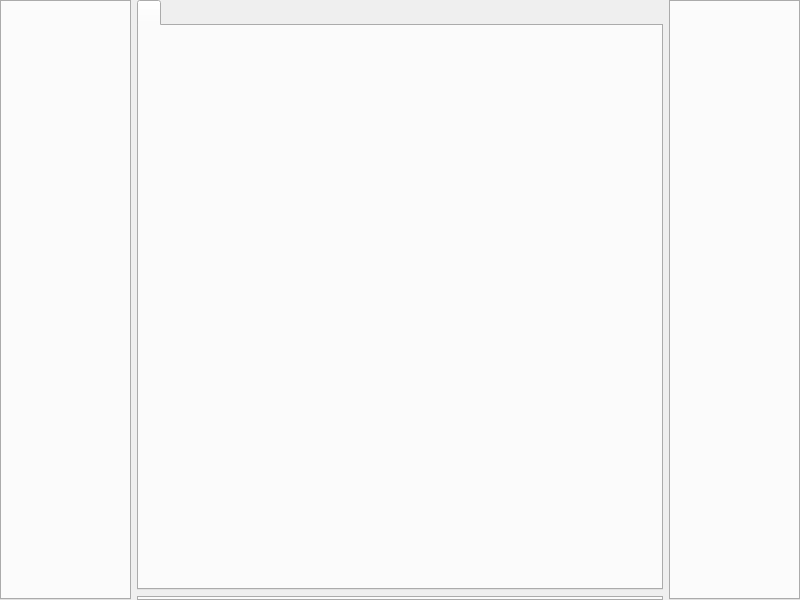
This is lib/qmdilib/demos/plugin-demo/pluginwindow.ui in diegoiast/qtedit4 as Qt 5 draws it before an edit. The edited form follows.
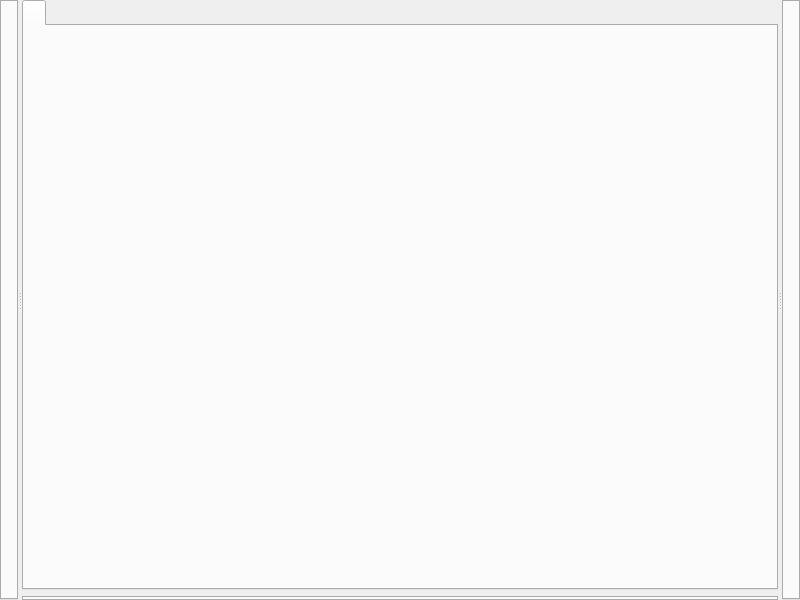
This is the edited form. Custom widgets are drawn as their Qt base class.

Commit message:
PluginManager:  tabs can be hidden
1) Side panels are now inside a splitter (size is 1:2:1).
2) Clicking the west panel will save/hide the tab. State is not saved
yet on disk.

```diff
--- a/lib/qmdilib/demos/plugin-demo/pluginwindow.ui
+++ b/lib/qmdilib/demos/plugin-demo/pluginwindow.ui
@@ -14,7 +14,10 @@
    <string>MainWindow</string>
   </property>
   <widget class="QWidget" name="centralwidget">
-   <layout class="QHBoxLayout" name="horizontalLayout" stretch="1,4,1">
+   <layout class="QVBoxLayout" name="verticalLayout">
+    <property name="spacing">
+     <number>0</number>
+    </property>
     <property name="leftMargin">
      <number>0</number>
     </property>
@@ -28,6 +31,13 @@
      <number>0</number>
     </property>
     <item>
+     <widget class="QSplitter" name="splitter">
+      <property name="frameShape">
+       <enum>QFrame::NoFrame</enum>
+      </property>
+      <property name="orientation">
+       <enum>Qt::Horizontal</enum>
+      </property>
      <widget class="QTabWidget" name="westPanel">
       <property name="tabPosition">
        <enum>QTabWidget::West</enum>
@@ -36,8 +46,7 @@
        <number>-1</number>
       </property>
      </widget>
-    </item>
-    <item>
+      <widget class="QWidget" name="">
      <layout class="QVBoxLayout" name="centralLayout">
       <item>
        <widget class="qmdiTabWidget" name="mdiTabWidget">
@@ -68,8 +77,7 @@
        </widget>
       </item>
      </layout>
-    </item>
-    <item>
+      </widget>
      <widget class="QTabWidget" name="eastPanel">
       <property name="tabPosition">
        <enum>QTabWidget::East</enum>
@@ -77,6 +85,7 @@
       <property name="currentIndex">
        <number>-1</number>
       </property>
+      </widget>
      </widget>
     </item>
    </layout>
```
Lines whose indentation alone changed are shown as unchanged. The commit also changes 2 other files.
